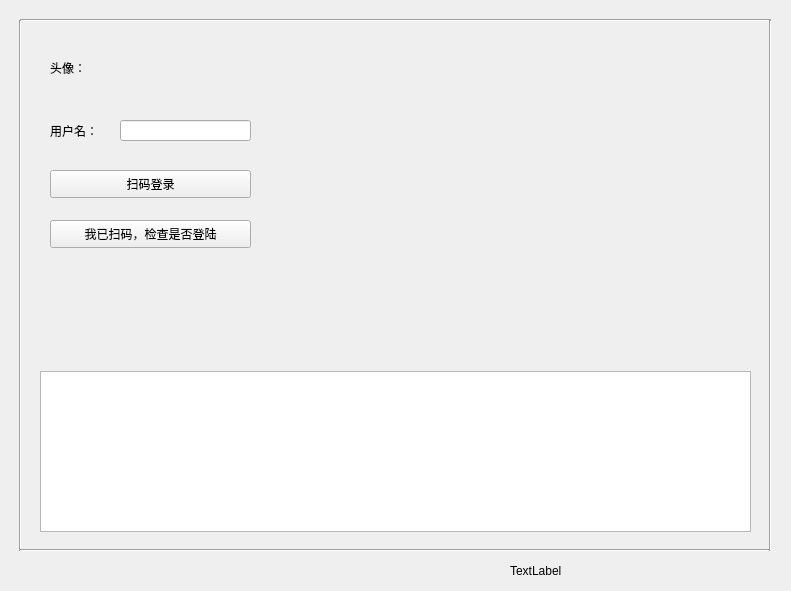
This is mainWin.ui in ylxy123/JD-crawler as Qt 5 draws it before an edit. The edited form follows.
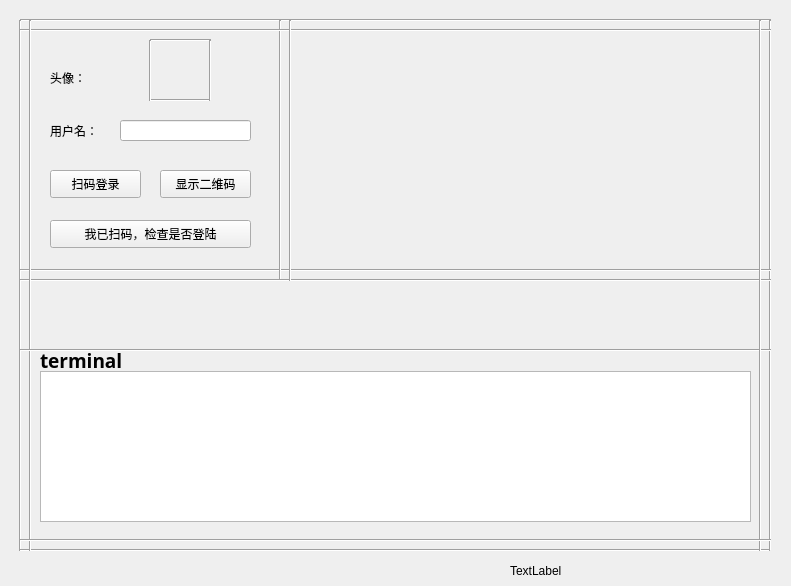
This is the edited form.

The edit to the form file:
```diff
--- a/mainWin.ui
+++ b/mainWin.ui
@@ -10,9 +10,15 @@
     <x>0</x>
     <y>0</y>
     <width>791</width>
-    <height>591</height>
+    <height>586</height>
    </rect>
   </property>
+  <property name="minimumSize">
+   <size>
+    <width>791</width>
+    <height>586</height>
+   </size>
+  </property>
   <property name="windowTitle">
    <string>京东模拟登陆</string>
   </property>
@@ -87,7 +93,7 @@
      <x>40</x>
      <y>371</y>
      <width>711</width>
-     <height>161</height>
+     <height>151</height>
     </rect>
    </property>
   </widget>
@@ -96,7 +102,7 @@
     <rect>
      <x>50</x>
      <y>170</y>
-     <width>201</width>
+     <width>91</width>
      <height>28</height>
     </rect>
    </property>
@@ -131,9 +137,9 @@
    <property name="geometry">
     <rect>
      <x>150</x>
-     <y>30</y>
-     <width>72</width>
-     <height>71</height>
+     <y>40</y>
+     <width>61</width>
+     <height>61</height>
     </rect>
    </property>
    <property name="text">
@@ -144,7 +150,7 @@
    <property name="geometry">
     <rect>
      <x>50</x>
-     <y>60</y>
+     <y>70</y>
      <width>72</width>
      <height>15</height>
     </rect>
@@ -166,6 +172,209 @@
     <string>我已扫码，检查是否登陆</string>
    </property>
   </widget>
+  <widget class="Line" name="line_5">
+   <property name="geometry">
+    <rect>
+     <x>20</x>
+     <y>260</y>
+     <width>751</width>
+     <height>20</height>
+    </rect>
+   </property>
+   <property name="orientation">
+    <enum>Qt::Horizontal</enum>
+   </property>
+  </widget>
+  <widget class="QPushButton" name="showQRbtn">
+   <property name="geometry">
+    <rect>
+     <x>160</x>
+     <y>170</y>
+     <width>91</width>
+     <height>28</height>
+    </rect>
+   </property>
+   <property name="text">
+    <string>显示二维码</string>
+   </property>
+  </widget>
+  <widget class="Line" name="line_6">
+   <property name="geometry">
+    <rect>
+     <x>270</x>
+     <y>20</y>
+     <width>20</width>
+     <height>261</height>
+    </rect>
+   </property>
+   <property name="orientation">
+    <enum>Qt::Vertical</enum>
+   </property>
+  </widget>
+  <widget class="Line" name="line_7">
+   <property name="geometry">
+    <rect>
+     <x>20</x>
+     <y>270</y>
+     <width>751</width>
+     <height>20</height>
+    </rect>
+   </property>
+   <property name="orientation">
+    <enum>Qt::Horizontal</enum>
+   </property>
+  </widget>
+  <widget class="Line" name="line_8">
+   <property name="geometry">
+    <rect>
+     <x>20</x>
+     <y>20</y>
+     <width>751</width>
+     <height>20</height>
+    </rect>
+   </property>
+   <property name="orientation">
+    <enum>Qt::Horizontal</enum>
+   </property>
+  </widget>
+  <widget class="Line" name="line_9">
+   <property name="geometry">
+    <rect>
+     <x>280</x>
+     <y>20</y>
+     <width>20</width>
+     <height>261</height>
+    </rect>
+   </property>
+   <property name="orientation">
+    <enum>Qt::Vertical</enum>
+   </property>
+  </widget>
+  <widget class="Line" name="line_10">
+   <property name="geometry">
+    <rect>
+     <x>20</x>
+     <y>20</y>
+     <width>20</width>
+     <height>531</height>
+    </rect>
+   </property>
+   <property name="orientation">
+    <enum>Qt::Vertical</enum>
+   </property>
+  </widget>
+  <widget class="Line" name="line_11">
+   <property name="geometry">
+    <rect>
+     <x>20</x>
+     <y>340</y>
+     <width>751</width>
+     <height>20</height>
+    </rect>
+   </property>
+   <property name="orientation">
+    <enum>Qt::Horizontal</enum>
+   </property>
+  </widget>
+  <widget class="QLabel" name="label">
+   <property name="geometry">
+    <rect>
+     <x>40</x>
+     <y>350</y>
+     <width>111</width>
+     <height>21</height>
+    </rect>
+   </property>
+   <property name="font">
+    <font>
+     <family>Adobe Caslon Pro Bold</family>
+     <pointsize>14</pointsize>
+     <weight>75</weight>
+     <bold>true</bold>
+    </font>
+   </property>
+   <property name="text">
+    <string>terminal</string>
+   </property>
+  </widget>
+  <widget class="Line" name="line_12">
+   <property name="geometry">
+    <rect>
+     <x>150</x>
+     <y>30</y>
+     <width>61</width>
+     <height>20</height>
+    </rect>
+   </property>
+   <property name="orientation">
+    <enum>Qt::Horizontal</enum>
+   </property>
+  </widget>
+  <widget class="Line" name="line_13">
+   <property name="geometry">
+    <rect>
+     <x>150</x>
+     <y>90</y>
+     <width>61</width>
+     <height>20</height>
+    </rect>
+   </property>
+   <property name="orientation">
+    <enum>Qt::Horizontal</enum>
+   </property>
+  </widget>
+  <widget class="Line" name="line_14">
+   <property name="geometry">
+    <rect>
+     <x>140</x>
+     <y>40</y>
+     <width>20</width>
+     <height>61</height>
+    </rect>
+   </property>
+   <property name="orientation">
+    <enum>Qt::Vertical</enum>
+   </property>
+  </widget>
+  <widget class="Line" name="line_15">
+   <property name="geometry">
+    <rect>
+     <x>200</x>
+     <y>40</y>
+     <width>20</width>
+     <height>61</height>
+    </rect>
+   </property>
+   <property name="orientation">
+    <enum>Qt::Vertical</enum>
+   </property>
+  </widget>
+  <widget class="Line" name="line_16">
+   <property name="geometry">
+    <rect>
+     <x>750</x>
+     <y>20</y>
+     <width>20</width>
+     <height>531</height>
+    </rect>
+   </property>
+   <property name="orientation">
+    <enum>Qt::Vertical</enum>
+   </property>
+  </widget>
+  <widget class="Line" name="line_17">
+   <property name="geometry">
+    <rect>
+     <x>20</x>
+     <y>530</y>
+     <width>751</width>
+     <height>20</height>
+    </rect>
+   </property>
+   <property name="orientation">
+    <enum>Qt::Horizontal</enum>
+   </property>
+  </widget>
  </widget>
  <resources/>
  <connections/>
```
